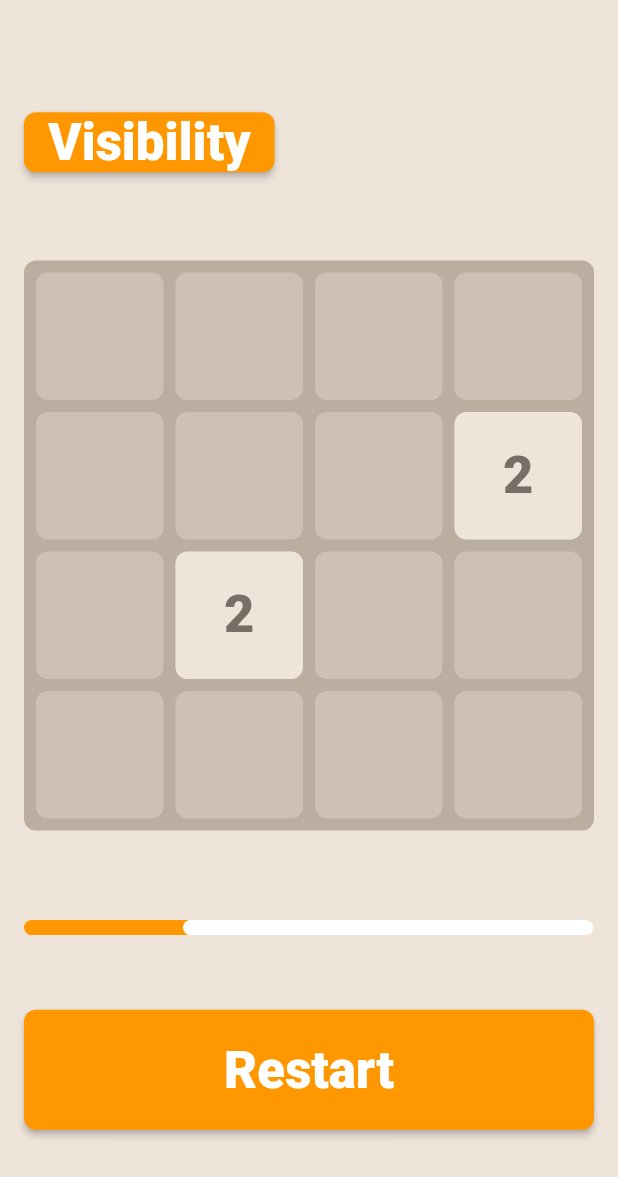
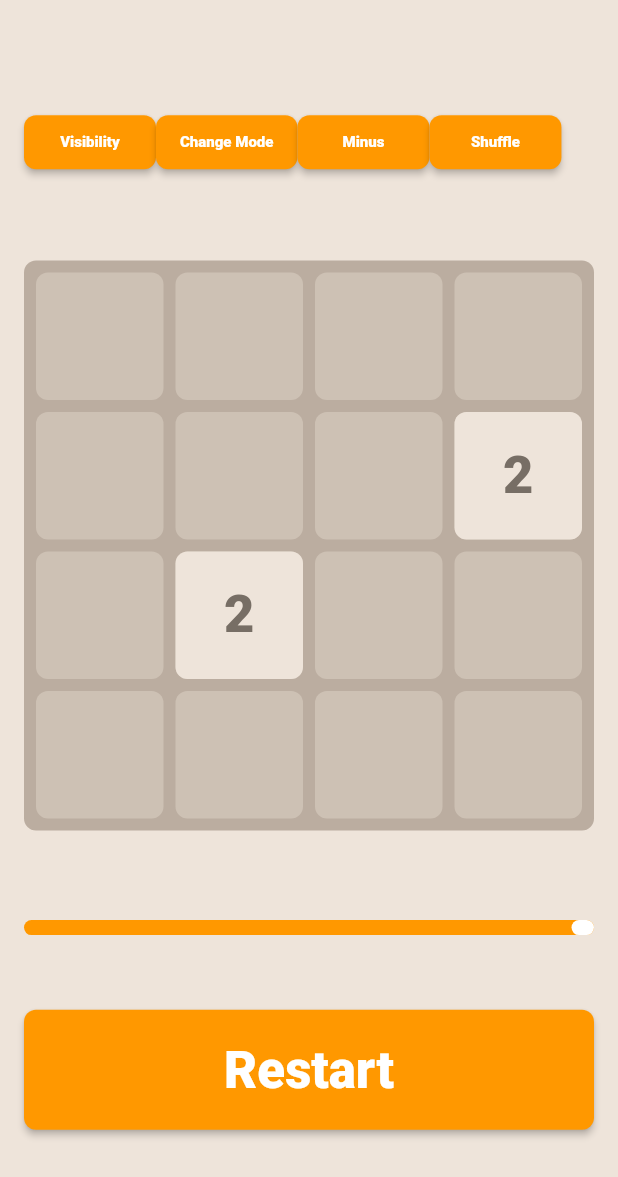
Before and after one commit to LeoPororo/tester2048, a Flutter app: the screen it shows after launch, on a phone screen of 412 x 824 dp. Shown: the top 1177 px of the screen. Run offline on Flutter 3.47's test engine with Material 2 defaults, Android fonts, the phone set to English and light mode, and no system bars.

Commit message:
DecreaseMode + Shuffle
Decrease Mode added - a 0 tile will result to 3 "2" tiles. Thinking of changing it to add 2 tiles ( Highest number and 2).

Shuffle - Shuffle been added.

Tap Mode - Having difficulties in changing from positioned to indexed list.

```diff
--- a/lib/main.dart
+++ b/lib/main.dart
@@ -1,3 +1,5 @@
+import 'dart:math';
+
 import 'package:flutter/material.dart';
 import 'constants.dart';
 import 'tile.dart';
@@ -32,17 +34,19 @@ class _Home2048State extends State<Home2048>
   List<List<Tile>> grid =
       List.generate(4, (y) => List.generate(4, (x) => Tile(x, y, 0)));
   List<Tile> toAdd = [];
+  List<int> toShuffle = [];
   Iterable<Tile> get flattenedGrid => grid.expand((e) => e);
   Iterable<List<Tile>> get cols =>
       List.generate(4, (x) => List.generate(4, (y) => grid[y][x]));
 
   bool gameMode = false;
+  bool swipeTap = true;
+  bool addMinus = true;
+  bool tileCheck = false;
 
   @override
   void initState() {
     super.initState();
-    // timerSimulator =
-    //     AnimationController(vsync: this, duration: Duration(seconds: 5));
     controller =
         AnimationController(vsync: this, duration: Duration(milliseconds: 200));
 
@@ -57,7 +61,7 @@ class _Home2048State extends State<Home2048>
         });
       }
     });
-    decreasingProgressBar();
+    // decreasingProgressBar();
     restartGame();
   }
 
@@ -177,16 +181,74 @@ class _Home2048State extends State<Home2048>
                     "Visibility",
                     style: TextStyle(
                       color: Colors.white,
-                      fontSize: 34,
+                      fontSize: 10,
                       fontWeight: FontWeight.w800,
                     ),
                   ),
-                  onPressed: changeMode,
-                )
+                  onPressed: visibilityMode,
+                ),
+                RaisedButton(
+                  color: Colors.orange,
+                  shape: RoundedRectangleBorder(
+                    borderRadius: BorderRadius.circular(8.0),
+                  ),
+                  child: Text(
+                    "Change Mode",
+                    style: TextStyle(
+                      color: Colors.white,
+                      fontSize: 10,
+                      fontWeight: FontWeight.w800,
+                    ),
+                  ),
+                  onPressed: swipeTapMode,
+                ),
+                RaisedButton(
+                  color: Colors.orange,
+                  shape: RoundedRectangleBorder(
+                    borderRadius: BorderRadius.circular(8.0),
+                  ),
+                  child: Text(
+                    "Minus",
+                    style: TextStyle(
+                      color: Colors.white,
+                      fontSize: 10,
+                      fontWeight: FontWeight.w800,
+                    ),
+                  ),
+                  onPressed: () {
+                    addMinus ? addMinus = false : addMinus = true;
+                  },
+                ),
+                RaisedButton(
+                  color: Colors.orange,
+                  shape: RoundedRectangleBorder(
+                    borderRadius: BorderRadius.circular(8.0),
+                  ),
+                  child: Text(
+                    "Shuffle",
+                    style: TextStyle(
+                      color: Colors.white,
+                      fontSize: 10,
+                      fontWeight: FontWeight.w800,
+                    ),
+                  ),
+                  onPressed: () {
+                    setState(() {
+                      flattenedGrid.forEach((e) {
+                        e.val = 0;
+                        e.resetAnimations();
+                      });
+                      toAdd.clear();
+                      addNewTile(toShuffle);
+                      controller.forward(from: 0);
+                    });
+                  },
+                ),
               ],
             ),
             Container(
-              child: GestureDetector(
+              child: swipeTap
+                  ? GestureDetector(
                       onVerticalDragEnd: (details) {
                         if (details.velocity.pixelsPerSecond.dy < -250 &&
                             canSwipeUp()) {
@@ -204,6 +266,14 @@ class _Home2048State extends State<Home2048>
                             canSwipeRight()) {
                           doSwipe(swipeRight);
                         }
+                      },
+                      child: Stack(
+                        children: stackItems,
+                      ),
+                    )
+                  : GestureDetector(
+                      onTap: () {
+                        print('Tapped');
                       },
                       child: Stack(
                         children: stackItems,
@@ -252,7 +322,10 @@ class _Home2048State extends State<Home2048>
   void doSwipe(void Function() swipeFn) {
     setState(() {
       swipeFn();
-      addNewTile([2]);
+      tileCheck ? addNewTile([2, 2, 2]) : addNewTile([2]);
+      toShuffle.clear();
+      tileChecker();
+      print(toShuffle);
       controller.forward(from: 0);
     });
   }
@@ -299,7 +372,17 @@ class _Home2048State extends State<Home2048>
           int resultValue = t.val;
           t.moveTo(controller, tiles[i].x, tiles[i].y);
           if (merge != null) {
-            resultValue += merge.val;
+            double divisionResult;
+            divisionResult = resultValue / 2;
+            addMinus
+                ? resultValue += merge.val
+                : resultValue = divisionResult.toInt();
+            if (resultValue == 1) {
+              resultValue = 0;
+              tileCheck = true;
+            } else {
+              tileCheck = false;
+            }
             merge.moveTo(controller, tiles[i].x, tiles[i].y);
             merge.bounce(controller);
             merge.changeNumber(controller, resultValue);
@@ -308,6 +391,22 @@ class _Home2048State extends State<Home2048>
           }
           t.val = 0;
           tiles[i].val = resultValue;
+        }
+      }
+    }
+  }
+
+  void tileChecker() {
+    flattenedGrid.forEach((e) {
+      e.val != 0 ? toShuffle.add(e.val) : toShuffle.add(0);
+    });
+    int length;
+    tileCheck ? length = 3 : length = 1;
+    for (int i = 0; i < length; i++) {
+      for (int i = 0; i < toShuffle.length; i++) {
+        if (toShuffle[i] == 0) {
+          toShuffle[i] = 2;
+          i = toShuffle.length;
         }
       }
     }
@@ -323,13 +422,19 @@ class _Home2048State extends State<Home2048>
       addNewTile([2, 2]);
       controller.forward(from: 0);
       counter = 10;
-      decreasingProgressBar();
+      // decreasingProgressBar();
     });
   }
 
-  void changeMode() {
+  void visibilityMode() {
     setState(() {
       gameMode == false ? gameMode = true : gameMode = false;
     });
   }
+
+  void swipeTapMode() {
+    setState(() {
+      swipeTap == false ? swipeTap = true : swipeTap = false;
+    });
   }
+}
```
Also changed, not shown: pubspec.lock. Lines whose indentation alone changed are shown as unchanged.
